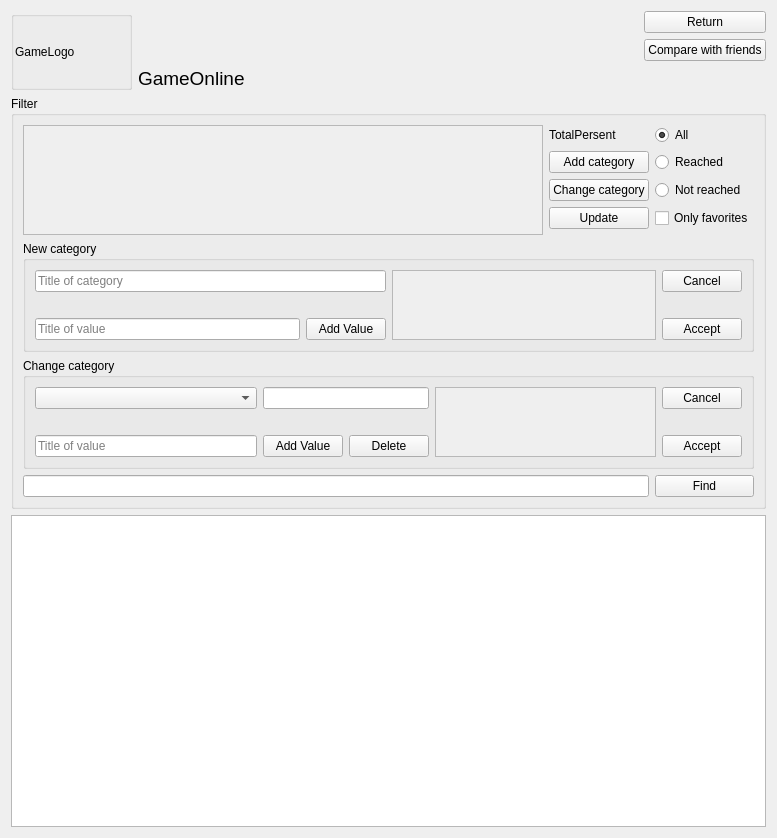
First picture: the form in AraSteamManager/formachievements.ui, repository Arankir/AraSteamManager, before the edit.
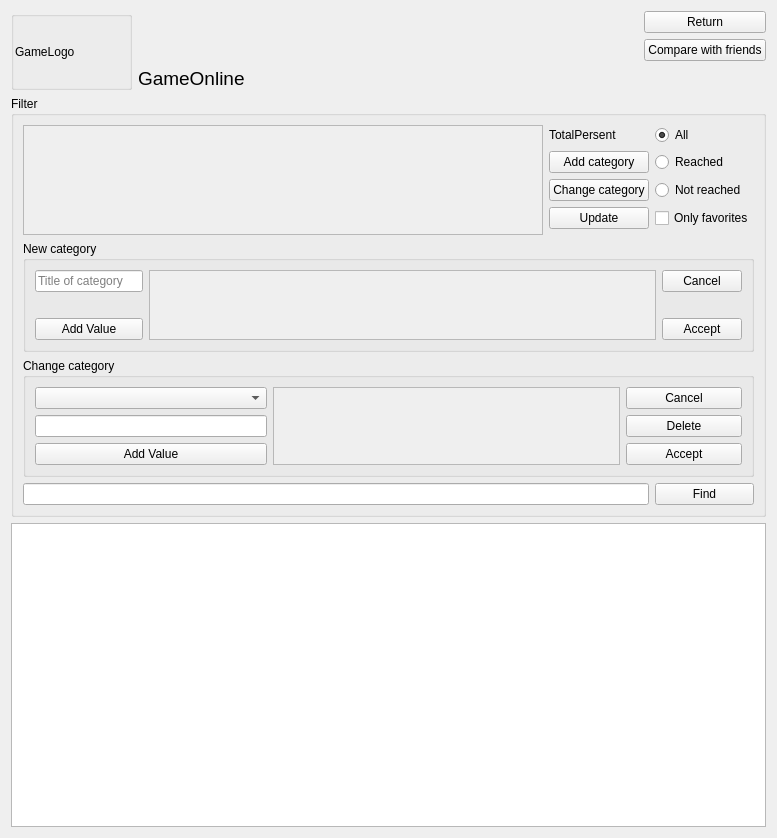
Second picture: the form after the edit.

Patch:
```diff
--- a/AraSteamManager/formachievements.ui
+++ b/AraSteamManager/formachievements.ui
@@ -74,77 +74,6 @@
         </property>
        </widget>
       </item>
-      <item row="7" column="0" colspan="3">
-       <widget class="QGroupBox" name="FormAchievementsGroupBoxChangeCategory">
-        <property name="title">
-         <string>Change category</string>
-        </property>
-        <layout class="QGridLayout" name="gridLayout_3">
-         <item row="0" column="3" rowspan="3">
-          <widget class="QScrollArea" name="FormAchievementsScrollAreaValuesChangeCategory">
-           <property name="widgetResizable">
-            <bool>true</bool>
-           </property>
-           <widget class="QWidget" name="scrollAreaWidgetContents_3">
-            <property name="geometry">
-             <rect>
-              <x>0</x>
-              <y>0</y>
-              <width>221</width>
-              <height>68</height>
-             </rect>
-            </property>
-           </widget>
-          </widget>
-         </item>
-         <item row="2" column="4">
-          <widget class="QPushButton" name="FormAchievementsButtonAcceptChangeCategory">
-           <property name="text">
-            <string>Accept</string>
-           </property>
-          </widget>
-         </item>
-         <item row="0" column="0">
-          <widget class="QComboBox" name="FormAchievementsComboBoxCategoriesChangeCategory">
-           <property name="styleSheet">
-            <string notr="true"/>
-           </property>
-          </widget>
-         </item>
-         <item row="2" column="1">
-          <widget class="QPushButton" name="FormAchievementsButtonAddValueChangeCategory">
-           <property name="text">
-            <string>Add Value</string>
-           </property>
-          </widget>
-         </item>
-         <item row="0" column="4">
-          <widget class="QPushButton" name="FormAchievementsButtonCancelChangeCategory">
-           <property name="text">
-            <string>Cancel</string>
-           </property>
-          </widget>
-         </item>
-         <item row="2" column="0">
-          <widget class="QLineEdit" name="FormAchievementsLineEditTitleValueChangeCategory">
-           <property name="placeholderText">
-            <string>Title of value</string>
-           </property>
-          </widget>
-         </item>
-         <item row="2" column="2">
-          <widget class="QPushButton" name="FormAchievementsButtonDeleteCategory">
-           <property name="text">
-            <string>Delete</string>
-           </property>
-          </widget>
-         </item>
-         <item row="0" column="1" colspan="2">
-          <widget class="QLineEdit" name="FormAchievementsLineEditTitleCategoryChangeCategory"/>
-         </item>
-        </layout>
-       </widget>
-      </item>
       <item row="6" column="0" colspan="3">
        <widget class="QGroupBox" name="FormAchievementsGroupBoxAddCategory">
         <property name="title">
@@ -168,7 +97,7 @@
              <rect>
               <x>0</x>
               <y>0</y>
-              <width>264</width>
+              <width>509</width>
               <height>68</height>
              </rect>
             </property>
@@ -189,14 +118,7 @@
            </property>
           </widget>
          </item>
-         <item row="2" column="0">
-          <widget class="QLineEdit" name="FormAchievementsLineEditTitleValueNewCategory">
-           <property name="placeholderText">
-            <string>Title of value</string>
-           </property>
-          </widget>
-         </item>
-         <item row="2" column="1">
+         <item row="2" column="0" colspan="2">
           <widget class="QPushButton" name="FormAchievementsButtonAddValueNewCategory">
            <property name="text">
             <string>Add Value</string>
@@ -288,6 +210,70 @@
         </property>
        </widget>
       </item>
+      <item row="7" column="0" colspan="3">
+       <widget class="QGroupBox" name="FormAchievementsGroupBoxChangeCategory">
+        <property name="title">
+         <string>Change category</string>
+        </property>
+        <layout class="QGridLayout" name="gridLayout_3">
+         <item row="1" column="0" colspan="2">
+          <widget class="QLineEdit" name="FormAchievementsLineEditTitleCategoryChangeCategory"/>
+         </item>
+         <item row="0" column="0" colspan="2">
+          <widget class="QComboBox" name="FormAchievementsComboBoxCategoriesChangeCategory">
+           <property name="styleSheet">
+            <string notr="true"/>
+           </property>
+          </widget>
+         </item>
+         <item row="1" column="5">
+          <widget class="QPushButton" name="FormAchievementsButtonDeleteCategory">
+           <property name="text">
+            <string>Delete</string>
+           </property>
+          </widget>
+         </item>
+         <item row="2" column="0" colspan="2">
+          <widget class="QPushButton" name="FormAchievementsButtonAddValueChangeCategory">
+           <property name="text">
+            <string>Add Value</string>
+           </property>
+          </widget>
+         </item>
+         <item row="2" column="5">
+          <widget class="QPushButton" name="FormAchievementsButtonAcceptChangeCategory">
+           <property name="text">
+            <string>Accept</string>
+           </property>
+          </widget>
+         </item>
+         <item row="0" column="5">
+          <widget class="QPushButton" name="FormAchievementsButtonCancelChangeCategory">
+           <property name="text">
+            <string>Cancel</string>
+           </property>
+          </widget>
+         </item>
+         <item row="0" column="2" rowspan="3" colspan="3">
+          <widget class="QScrollArea" name="FormAchievementsScrollAreaValuesChangeCategory">
+           <property name="widgetResizable">
+            <bool>true</bool>
+           </property>
+           <widget class="QWidget" name="scrollAreaWidgetContents_3">
+            <property name="geometry">
+             <rect>
+              <x>0</x>
+              <y>0</y>
+              <width>348</width>
+              <height>75</height>
+             </rect>
+            </property>
+           </widget>
+          </widget>
+         </item>
+        </layout>
+       </widget>
+      </item>
      </layout>
     </widget>
    </item>
```
Left out of the diff: 44 changed lines with no effect on the pictures.
